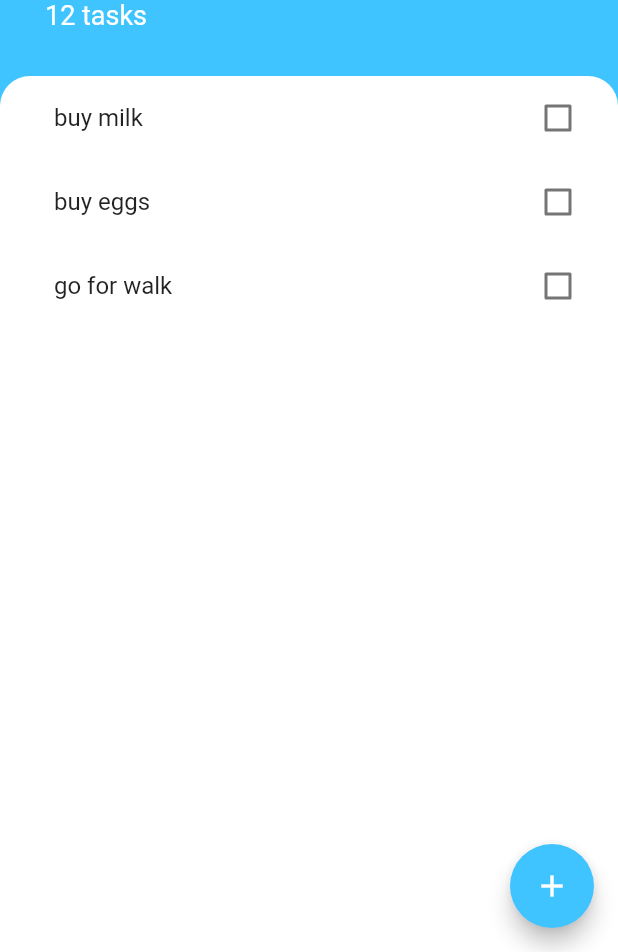
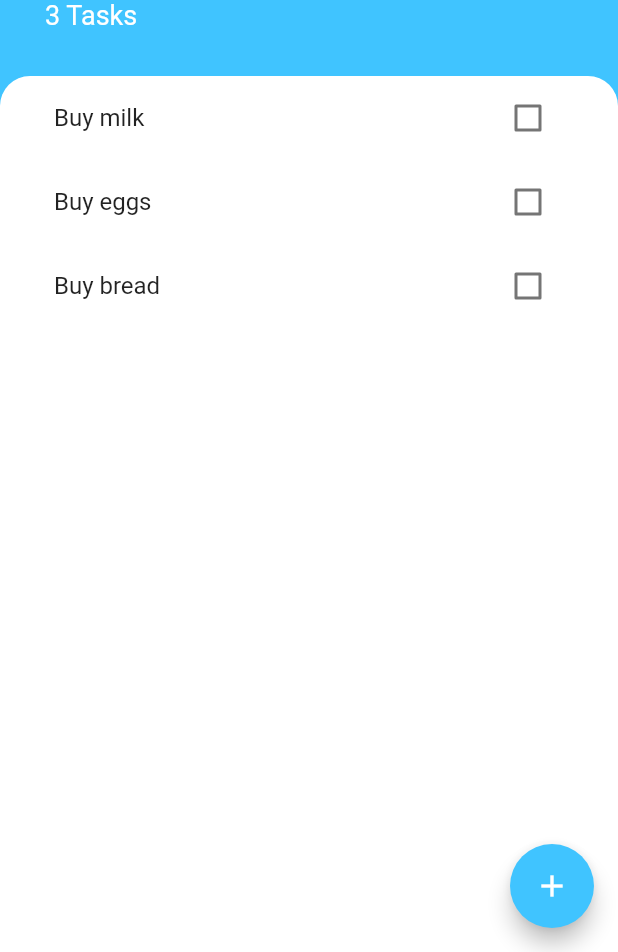
Before and after one commit to VijayGohel/todoey_flutter, a Flutter app: the screen it shows after launch, on a phone screen of 412 x 824 dp, the part 284-1236 px from its top. Run offline on Flutter 3.47's test engine with Material 2 defaults, Android fonts, the phone set to English and light mode, and no system bars.

Commit message:
lifting state up from bottomsheet

```diff
--- a/lib/screens/tasks_screen.dart
+++ b/lib/screens/tasks_screen.dart
@@ -9,57 +9,72 @@ class TasksScreen extends StatefulWidget {
 }
 
 class _TasksScreenState extends State<TasksScreen> {
-  List<Task> tasklist = [
-    Task(name: 'buy milk'),
-    Task(name: 'buy eggs'),
-    Task(name: 'go for walk'),
+  List<Task> tasks = [
+    Task(name: 'Buy milk'),
+    Task(name: 'Buy eggs'),
+    Task(name: 'Buy bread'),
   ];
+  void addTaskCallback(newTitle) {
+    tasks.add(
+      Task(name: newTitle),
+    );
+    Navigator.pop(context);
+  }
 
   @override
   Widget build(BuildContext context) {
     return Scaffold(
+      backgroundColor: Colors.lightBlueAccent,
       floatingActionButton: FloatingActionButton(
+        backgroundColor: Colors.lightBlueAccent,
+        child: Icon(Icons.add),
         onPressed: () {
           showModalBottomSheet(
             context: context,
-            builder: (context) => AddBottomSheet(),
+            // isScrollControlled: true,
+            builder: (context) => AddBottomSheet(addTaskCallback: (newTitle) {
+              setState(() {
+                print('in callback');
+                tasks.add(
+                  Task(name: newTitle),
+                );
+              });
+              Navigator.pop(context);
+            }),
           );
         },
-        child: Icon(
-          Icons.add,
-        ),
-        backgroundColor: Colors.lightBlueAccent,
       ),
-      backgroundColor: Colors.lightBlueAccent,
       body: Column(
         crossAxisAlignment: CrossAxisAlignment.start,
-        children: [
+        children: <Widget>[
           Container(
-            padding: EdgeInsets.only(top: 60, left: 30, right: 30, bottom: 30),
+            padding: EdgeInsets.only(
+                top: 60.0, left: 30.0, right: 30.0, bottom: 30.0),
             child: Column(
               crossAxisAlignment: CrossAxisAlignment.start,
-              children: [
+              children: <Widget>[
                 CircleAvatar(
-                  radius: 30,
-                  backgroundColor: Colors.white,
                   child: Icon(
                     Icons.list,
+                    size: 30.0,
                     color: Colors.lightBlueAccent,
-                    size: 30,
                   ),
+                  backgroundColor: Colors.white,
+                  radius: 30.0,
                 ),
                 SizedBox(
-                  height: 10,
+                  height: 10.0,
                 ),
                 Text(
                   'Todoey',
                   style: TextStyle(
-                      fontSize: 50,
-                      fontWeight: FontWeight.w700,
-                      color: Colors.white),
+                    color: Colors.white,
+                    fontSize: 50.0,
+                    fontWeight: FontWeight.w700,
+                  ),
                 ),
                 Text(
-                  '12 tasks',
+                  '${tasks.length} Tasks',
                   style: TextStyle(
                     color: Colors.white,
                     fontSize: 18,
@@ -70,16 +85,16 @@ class _TasksScreenState extends State<TasksScreen> {
           ),
           Expanded(
             child: Container(
-              padding: EdgeInsets.only(left: 20),
+              padding: EdgeInsets.symmetric(horizontal: 20.0),
               decoration: BoxDecoration(
                 color: Colors.white,
                 borderRadius: BorderRadius.only(
-                  topLeft: Radius.circular(20),
-                  topRight: Radius.circular(20),
+                  topLeft: Radius.circular(20.0),
+                  topRight: Radius.circular(20.0),
                 ),
               ),
               child: TaskView(
-                taskList: tasklist,
+                taskList: tasks,
               ),
             ),
           ),
```
Also changed, not shown: lib/screens/add_bottomsheet.dart (+23 -16 lines).
